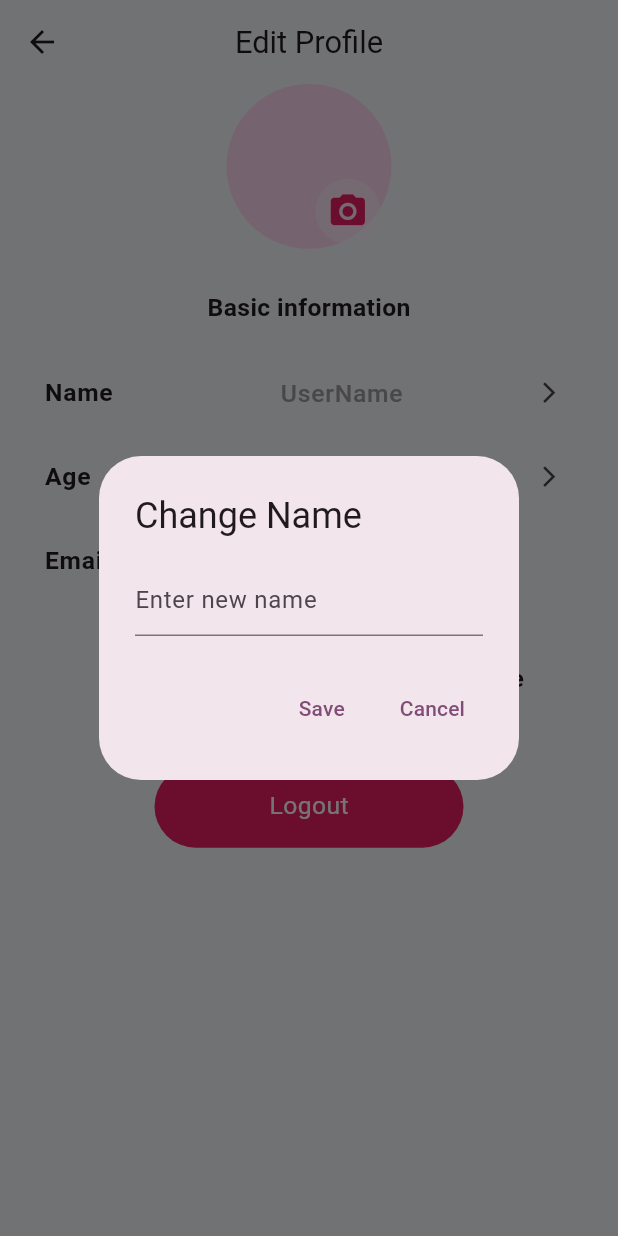
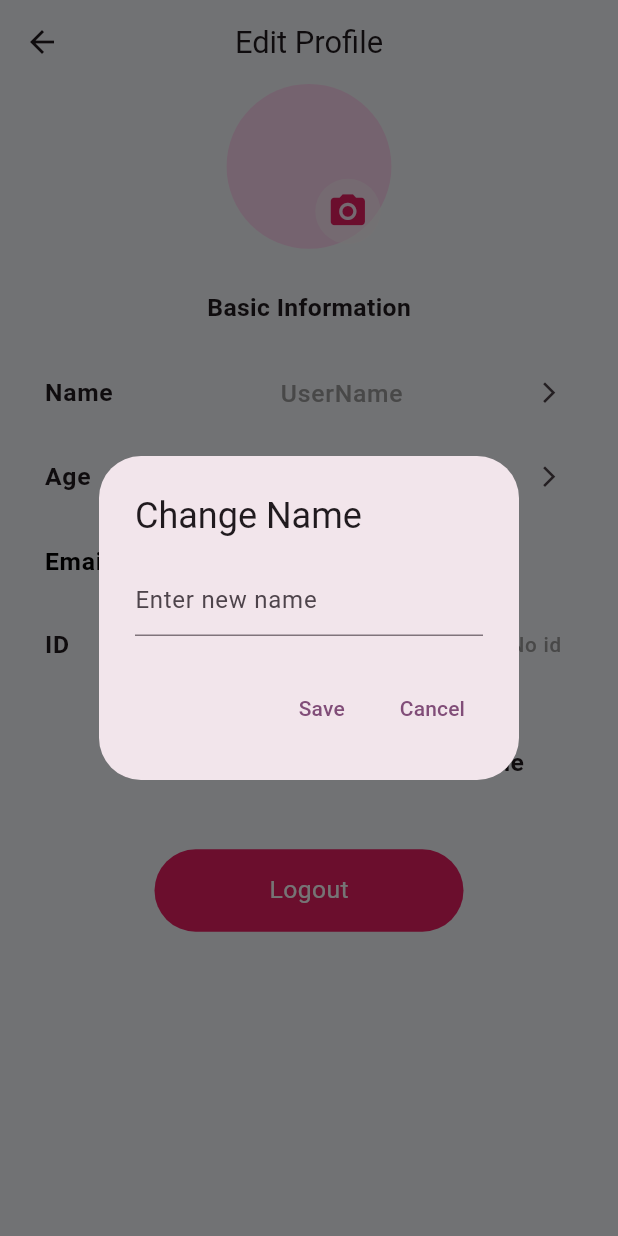
Before and after one commit to STOILD-PRIVATE-LIMITED/mastiplay, a Flutter app: the ProfileEdit screen opened directly, after a tap on the "arrow forward ios" icon, on a phone screen of 412 x 824 dp. Run offline on Flutter 3.47's test engine with Material 3 defaults, Android fonts, the phone set to English and light mode, and no system bars; our stand-ins replace cached_network_image, cloud_firestore, country_picker, firebase_auth, firebase_core, firebase_crashlytics and 9 more; missing offline and left inert: flutter_octicons, flutter_share, flutter_webrtc; accounts and stored records are empty; Roboto replaces fonts that are missing (assets/fontsSofiaProRegular.ttf).

Commit message:
New Update

```diff
--- a/lib/screen/profile_edit.dart
+++ b/lib/screen/profile_edit.dart
@@ -7,6 +7,7 @@ import 'package:image_picker/image_picker.dart';
 import 'package:intl/intl.dart';
 import 'package:scroll_date_picker/scroll_date_picker.dart';
 import 'package:spinner_try/screen/login.dart';
+import 'package:spinner_try/shivanshu/models/globals.dart';
 import 'package:spinner_try/shivanshu/utils.dart';
 import 'package:spinner_try/user_model.dart';
 
@@ -174,7 +175,7 @@ class _ProfileEditState extends State<ProfileEdit> {
               Align(
                 alignment: Alignment.center,
                 child: Text(
-                  "Basic information",
+                  "Basic Information",
                   style: TextStyle(
                       fontSize: height / 50, fontWeight: FontWeight.bold),
                 ),
@@ -330,15 +331,49 @@ class _ProfileEditState extends State<ProfileEdit> {
                 ),
               ),
               ListTile(
-                title: Text(
+                leading: Text(
                   "Email",
                   style: TextStyle(
-                      fontSize: height / 50, fontWeight: FontWeight.bold),
+                    fontSize: height / 50,
+                    fontWeight: FontWeight.bold,
+                    color: Colors.black,
+                  ),
                 ),
                 trailing: Text(userEmail,
                     style:
                         TextStyle(fontSize: height / 60, color: Colors.grey)),
               ),
+              ListTile(
+                title: Text(
+                  "ID",
+                  style: TextStyle(
+                      fontSize: height / 50, fontWeight: FontWeight.bold),
+                ),
+                trailing: Text(currentUser.id ?? "No id",
+                    style:
+                        TextStyle(fontSize: height / 60, color: Colors.grey)),
+              ),
+              // ListTile(
+              //   title: Text(
+              //     "Country",
+              //     style: TextStyle(
+              //         fontSize: height / 50, fontWeight: FontWeight.bold),
+              //   ),
+              //   trailing: Text(currentUser.country,
+              //       style:
+              //           TextStyle(fontSize: height / 60, color: Colors.grey)),
+              // ),
+              if (currentUser.phoneNumber != null)
+                ListTile(
+                  title: Text(
+                    "Phone Number",
+                    style: TextStyle(
+                        fontSize: height / 50, fontWeight: FontWeight.bold),
+                  ),
+                  trailing: Text(currentUser.phoneNumber!,
+                      style:
+                          TextStyle(fontSize: height / 60, color: Colors.grey)),
+                ),
               SizedBox(
                 height: height / 30,
               ),
```
Also changed, not shown: lib/shivanshu/screens/audio_page.dart (+31 -36 lines).
